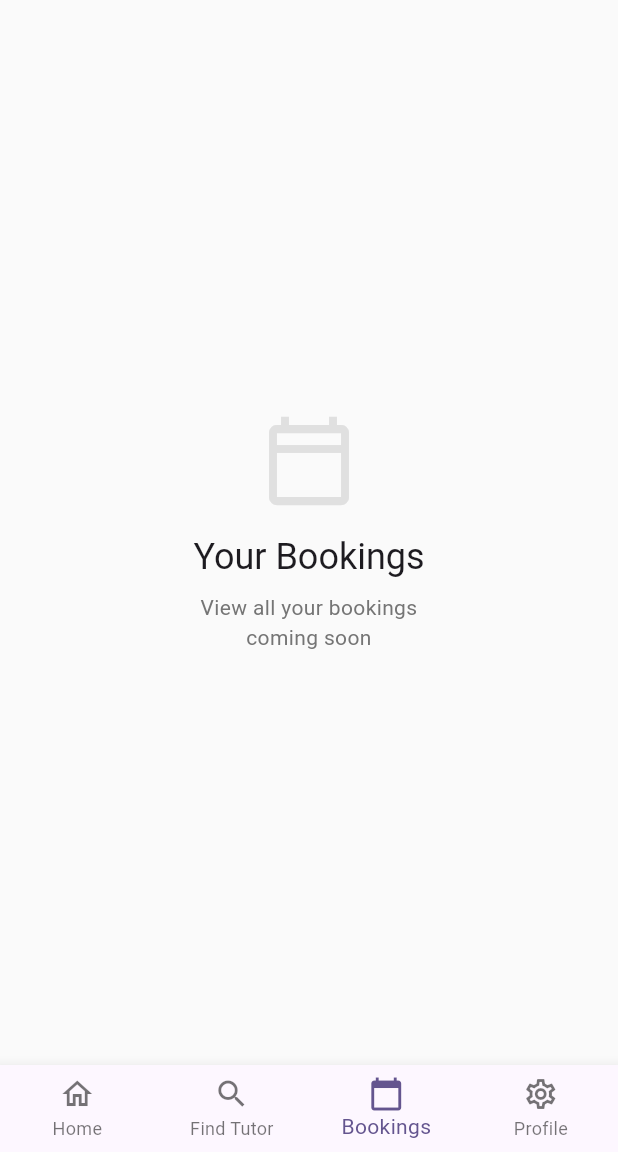
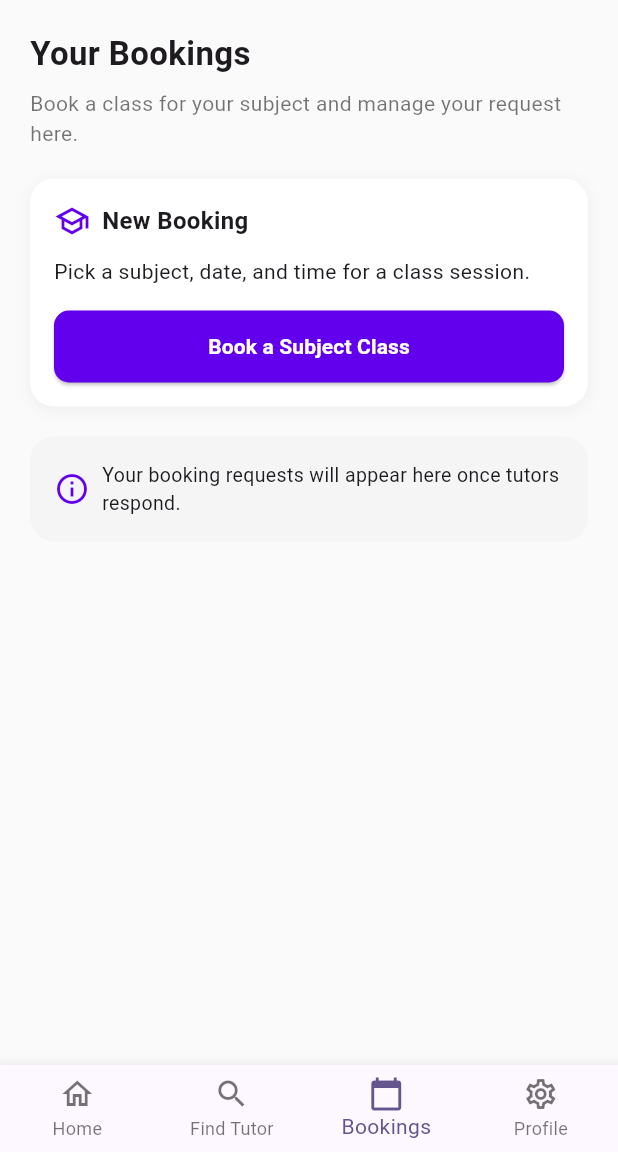
Before and after one commit to aimanazhad/uitm_student_tutor, a Flutter app: the StudentDashboard screen opened by its route, item 3 of the bottom bar chosen, on a phone screen of 412 x 824 dp, the part 84-1236 px from its top. Run offline on Flutter 3.47's test engine with Material 3 defaults, Android fonts, the phone set to English and light mode, and no system bars; our stand-ins replace cloud_firestore, firebase_auth, firebase_core; accounts and stored records are empty.

Commit message:
student booking page

```diff
--- a/lib/main.dart
+++ b/lib/main.dart
@@ -7,6 +7,7 @@ import 'pages/signup_page.dart';
 import 'pages/student_dashboard.dart';
 import 'pages/studentprofile_page.dart';
 import 'pages/studenteditprofile_page.dart';
+import 'pages/studentbooking_page.dart';
 
 Future<void> main() async {
   WidgetsFlutterBinding.ensureInitialized();
@@ -39,6 +40,7 @@ class MyApp extends StatelessWidget {
         '/student-dashboard': (context) => const StudentDashboard(),
         '/student-profile': (context) => const StudentProfilePage(),
         '/student-edit-profile': (context) => const StudentEditProfilePage(),
+        '/student-booking': (context) => const StudentBookingPage(),
         '/admin-login': (context) => const AdminLoginPage(),
         '/admin-dashboard': (context) => const AdminDashboard(),
       },
--- a/lib/pages/student_dashboard.dart
+++ b/lib/pages/student_dashboard.dart
@@ -768,25 +768,89 @@ class _StudentDashboardState extends State<StudentDashboard> {
   }
 
   Widget _buildBookingsTab() {
-    return Center(
+    return Padding(
+      padding: const EdgeInsets.all(20),
       child: Column(
-        mainAxisAlignment: MainAxisAlignment.center,
+        crossAxisAlignment: CrossAxisAlignment.start,
         children: [
-          Icon(
-            Icons.calendar_today_outlined,
-            size: 64,
-            color: Colors.grey[300],
-          ),
-          const SizedBox(height: 16),
-          Text(
+          const Text(
             'Your Bookings',
-            style: Theme.of(context).textTheme.headlineSmall,
+            style: TextStyle(fontSize: 22, fontWeight: FontWeight.bold),
           ),
           const SizedBox(height: 8),
-          Text(
-            'View all your bookings\ncoming soon',
-            textAlign: TextAlign.center,
-            style: TextStyle(color: Colors.grey[600]),
+          const Text(
+            'Book a class for your subject and manage your request here.',
+            style: TextStyle(color: Colors.black54),
+          ),
+          const SizedBox(height: 20),
+          Container(
+            padding: const EdgeInsets.all(16),
+            decoration: BoxDecoration(
+              color: Colors.white,
+              borderRadius: BorderRadius.circular(16),
+              boxShadow: [
+                BoxShadow(
+                  color: Colors.black.withOpacity(0.05),
+                  blurRadius: 8,
+                  offset: const Offset(0, 2),
+                ),
+              ],
+            ),
+            child: Column(
+              crossAxisAlignment: CrossAxisAlignment.start,
+              children: [
+                Row(
+                  children: const [
+                    Icon(Icons.school_outlined, color: Color(0xFF6200EE)),
+                    SizedBox(width: 8),
+                    Text(
+                      'New Booking',
+                      style: TextStyle(fontSize: 16, fontWeight: FontWeight.bold),
+                    ),
+                  ],
+                ),
+                const SizedBox(height: 12),
+                const Text('Pick a subject, date, and time for a class session.'),
+                const SizedBox(height: 16),
+                SizedBox(
+                  width: double.infinity,
+                  child: ElevatedButton(
+                    onPressed: () {
+                      Navigator.of(context).pushNamed('/student-booking');
+                    },
+                    style: ElevatedButton.styleFrom(
+                      backgroundColor: const Color(0xFF6200EE),
+                      padding: const EdgeInsets.symmetric(vertical: 14),
+                      shape: RoundedRectangleBorder(borderRadius: BorderRadius.circular(10)),
+                    ),
+                    child: const Text(
+                      'Book a Subject Class',
+                      style: TextStyle(color: Colors.white, fontWeight: FontWeight.bold),
+                    ),
+                  ),
+                ),
+              ],
+            ),
+          ),
+          const SizedBox(height: 20),
+          Container(
+            padding: const EdgeInsets.all(16),
+            decoration: BoxDecoration(
+              color: Colors.grey[100],
+              borderRadius: BorderRadius.circular(16),
+            ),
+            child: Row(
+              children: const [
+                Icon(Icons.info_outline, color: Color(0xFF6200EE)),
+                SizedBox(width: 8),
+                Expanded(
+                  child: Text(
+                    'Your booking requests will appear here once tutors respond.',
+                    style: TextStyle(fontSize: 13),
+                  ),
+                ),
+              ],
+            ),
           ),
         ],
       ),
```
Also changed, not shown: lib/pages/studentbooking_page.dart (added, +278 -0 lines), 1 other file.
